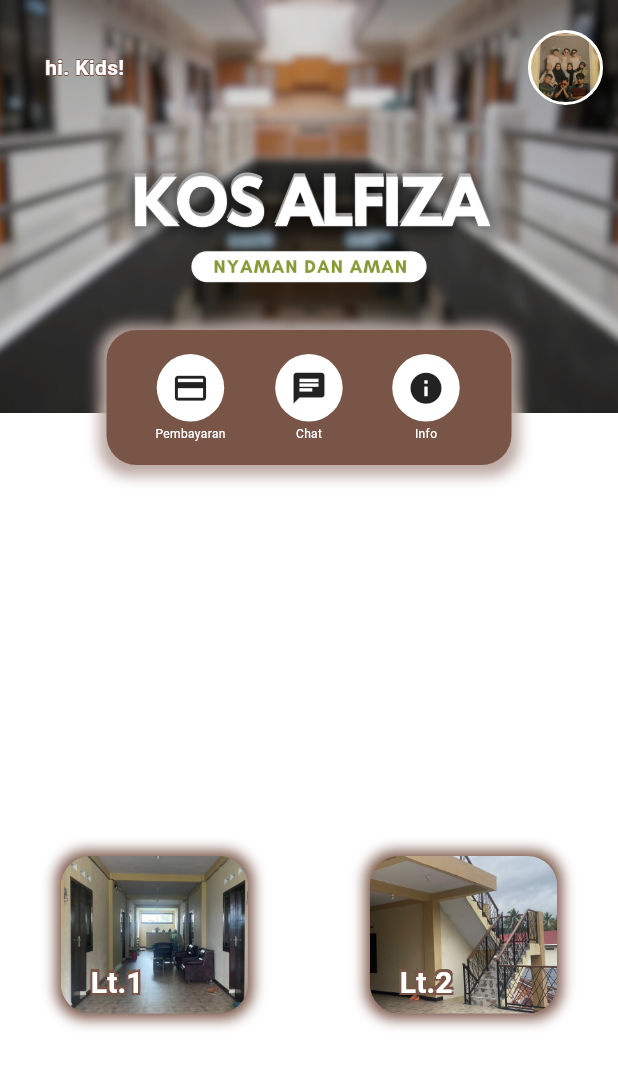
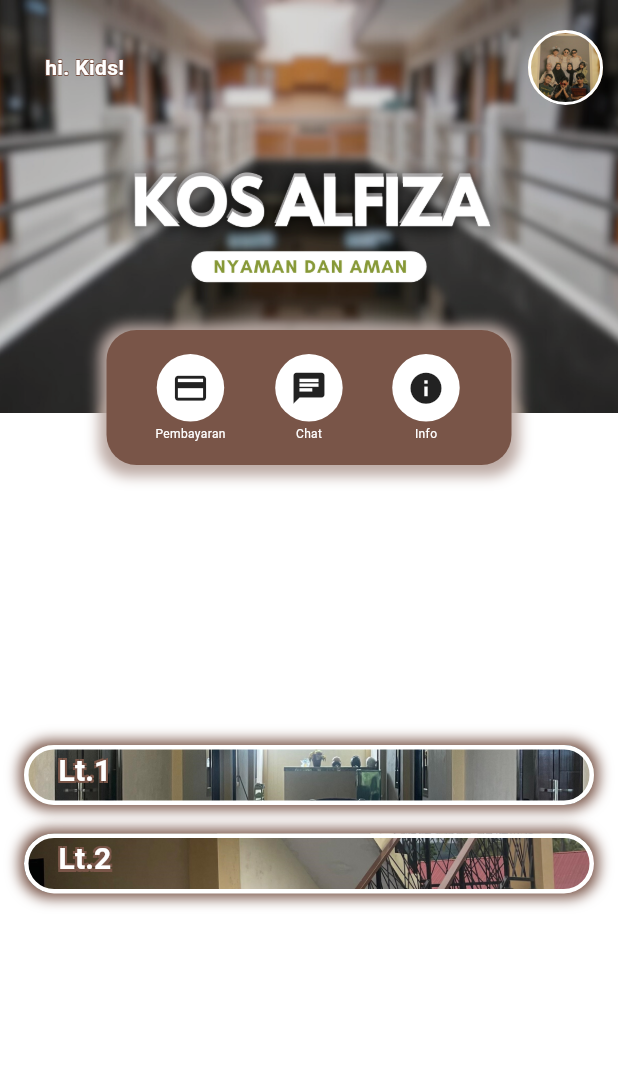
Before and after one commit to VIBEX45/FRONT-AND-BACK, a Flutter app: the DashboardPage screen opened directly, on a phone screen of 412 x 824 dp. Shown: the top 1068 px of the screen. Run offline on Flutter 3.47's test engine with Material 3 defaults, Android fonts, the light colour scheme and no system bars; our stand-ins replace cool_alert, dotted_border, flutter_map, google_fonts, image_picker, latlong2.

Commit message:
update tampilan pemesanan lt 1 dan 2

```diff
--- a/lib/User/dashboard_page.dart
+++ b/lib/User/dashboard_page.dart
@@ -19,6 +19,11 @@ class _DashboardPageState extends State<DashboardPage> {
 
   Color warna1 = Colors.brown.shade200;
   Color warna2 = Colors.brown;
+
+  bool pilih1 = true;
+  bool pilih2 = false;
+  double tinggilt1 = 40;
+  double tinggilt2 = 40;
 
   @override
   Widget build(BuildContext context) {
@@ -177,18 +182,21 @@ class _DashboardPageState extends State<DashboardPage> {
                         )
                       ),
                     ),
-                  ],
-                ),
+
                     Container(
                        alignment: Alignment.bottomCenter,
                       // padding: const EdgeInsets.only(bottom: 35),
-                      height: MediaQuery.of(context).size.height *0.82,
+                      height: MediaQuery.of(context).size.height*0.4,
                       width: MediaQuery.of(context).size.width,
-                      child: Row(
-                        mainAxisAlignment: MainAxisAlignment.spaceAround,
+                      child: Column(
+                        mainAxisAlignment: MainAxisAlignment.end,
                         children: [
+                          const SizedBox(
+                            height: 0,
+                          ),
                           MaterialButton(
                             onPressed: () {
+                              if (pilih1 == false) {
                                 setState(() {
                                 Navigator.push(
                                   context,
@@ -198,17 +206,37 @@ class _DashboardPageState extends State<DashboardPage> {
                                     ),
                                   );
                                 });
+
+                              } if (pilih1 == true) {
+                                setState(() {
+                                  tinggilt1 = 140;
+                                  tinggilt2 = 40;
+                                  pilih1 = false;
+                                  pilih2 = true;
+                                });
+
+                              } else {
+                                tinggilt1 = 40;
+                                tinggilt2 = 40;
+                                pilih2 = true;
+                                pilih1 = true;
+                              }
+
                             },
                           shape: RoundedRectangleBorder(borderRadius:BorderRadius.circular(40.0) ),
                           child: AnimatedContainer(
                               duration: const Duration(milliseconds: 200),
-                              height: 105,
-                              width: 125,
+                              alignment: Alignment.bottomLeft,
+                              padding: const EdgeInsets.only(left: 20, bottom: 5),
+
+                              height: tinggilt1,
+                              width: MediaQuery.of(context).size.width,
                               decoration: BoxDecoration(
                                 image: const DecorationImage(
                                   image: AssetImage('lib/src/images/2.jpeg'),
                                   fit: BoxFit.cover
                                   ),
+                                border: Border.all(color: Colors.white , width: 3),
                                 borderRadius: BorderRadius.circular(20),
                                 boxShadow: [
                                   BoxShadow(
@@ -218,8 +246,6 @@ class _DashboardPageState extends State<DashboardPage> {
                                   ),
                                 ],
                               ),
-                              child: Padding(
-                                padding: const EdgeInsets.only(top: 70, left: 20),
                               child: Text(
                                 'Lt.1',
                                 style: TextStyle(fontSize: 20,
@@ -246,9 +272,13 @@ class _DashboardPageState extends State<DashboardPage> {
                               ),
                             ),
                           ),
+                          const SizedBox(
+                            height: 11,
                           ),
                           MaterialButton(
                               onPressed: () {
+                              if (pilih2 == false) {
+                                setState(() {
                                 Navigator.push(
                                   context,
                                     MaterialPageRoute(
@@ -256,17 +286,36 @@ class _DashboardPageState extends State<DashboardPage> {
                                       PemesananltPage(admin: true, lantaikamar: false,),
                                     ),
                                   );
+                                });
+                              } if (pilih2 == true) {
+                                setState(() {
+                                  tinggilt1 = 40;
+                                  tinggilt2 = 140;
+                                  pilih2 = false;
+                                  pilih1 = true;
+
+                                });
+                              } else {
+                                tinggilt1 = 40;
+                                tinggilt2 = 40;
+                                pilih2 = true;
+                                pilih1 = true;
+                              }
                               },
                             shape: RoundedRectangleBorder(borderRadius:BorderRadius.circular(40.0) ),
                               child: AnimatedContainer(
+                                  alignment: Alignment.bottomLeft,
+                                  padding: EdgeInsets.only(left: 20, bottom: 5),
                                   duration: const Duration(milliseconds: 200),
-                                  height: 105,
-                                  width: 125,
+                                  height: tinggilt2,
+                                  width: MediaQuery.of(context).size.width,
                                   decoration: BoxDecoration(
                                     image: const DecorationImage(
                                       image: AssetImage('lib/src/images/1.jpeg'),
                                       fit: BoxFit.cover
                                       ),
+
+                                    border: Border.all(color: Colors.white , width: 3),
                                     borderRadius: BorderRadius.circular(20),
                                     boxShadow: [
                                       BoxShadow(
@@ -276,8 +325,6 @@ class _DashboardPageState extends State<DashboardPage> {
                                       ),
                                     ],
                                   ),
-                                  child: Padding(
-                                    padding: const EdgeInsets.only(top: 70, left: 20),
                                   child: Text(
                                     'Lt.2',
                                     style: TextStyle(fontSize: 20,
@@ -304,9 +351,14 @@ class _DashboardPageState extends State<DashboardPage> {
                                   ),
                               ),
                             ),
+                        const SizedBox(
+                          height: 40,
+                        )
+
+                        ],
+                      ),
                     ),
                   ],
-                      ),
                 ),
               ],
             ),
```
Also changed, not shown: lib/Admin/dashboard_page.dart (+61 -13 lines). Lines whose indentation alone changed are shown as unchanged.
